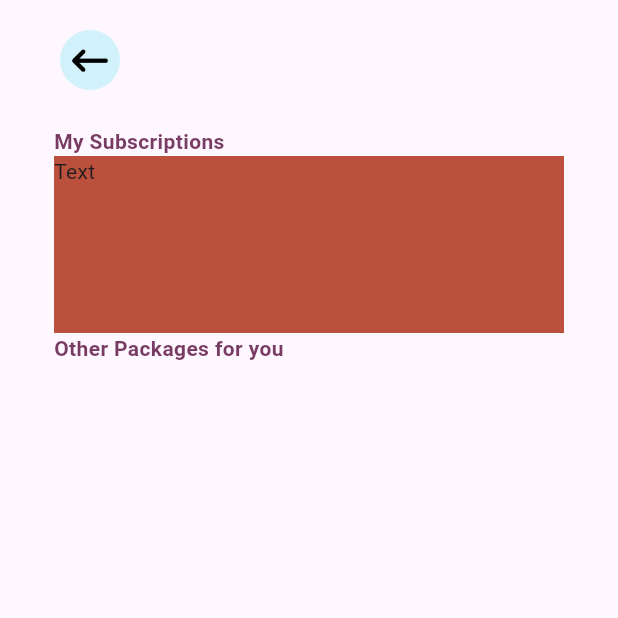
After one commit to ogomaemmanuel/panacare, a Flutter app: the HomePage screen opened directly, in the side drawer, after a tap on "My Subscriptions", on a phone screen of 412 x 824 dp, the top half of it. The commit adds this screen. Run offline on Flutter 3.47's test engine with Material 3 defaults, Android fonts, the phone set to English and light mode, and no system bars; our stand-ins replace font_awesome_flutter, google_fonts, pinput, table_calendar; missing offline and left inert: dart:ffi.

Commit message:
Minor changes on user Subscriptions page

```diff
--- a/lib/home/side_navbar.dart
+++ b/lib/home/side_navbar.dart
@@ -2,6 +2,8 @@ import 'package:flutter/cupertino.dart';
 import 'package:flutter/material.dart';
 import 'package:flutter/widgets.dart';
 import 'package:panacare/help/help_feedback.dart';
+
+import '../subscription/user_subscriptions.dart';
 
 class SideNavBar extends StatelessWidget {
   @override
@@ -65,10 +67,14 @@ class SideNavBar extends StatelessWidget {
             title: Text("Profile"),
           ),
           ListTile(
+            onTap: () => {
+              Navigator.push(context,
+                  MaterialPageRoute(builder: (context) => const UserSubscriptionsPage()))
+            },
             leading: Icon(Icons.credit_card),
             title: Text("My Subscriptions"),
           ),
-          ListTile(
+          const ListTile(
             leading: Icon(Icons.calendar_month_outlined),
             title: Text("Appointments"),
           ),
--- /dev/null
+++ b/lib/subscription/user_subscriptions.dart
@@ -0,0 +1,59 @@
+import 'package:flutter/cupertino.dart';
+import 'package:flutter/material.dart';
+import 'package:font_awesome_flutter/font_awesome_flutter.dart';
+
+class UserSubscriptionsPage extends StatefulWidget {
+  const UserSubscriptionsPage({super.key});
+
+  @override
+  State<StatefulWidget> createState() {
+    return _UserSubscriptionsPageState();
+  }
+}
+
+class _UserSubscriptionsPageState extends State<UserSubscriptionsPage> {
+  @override
+  Widget build(BuildContext context) {
+    return (Scaffold(
+        body: Padding(
+      padding: const EdgeInsets.only(left: 36.0, right: 36.0, top: 16),
+      child: Column(
+        crossAxisAlignment: CrossAxisAlignment.start,
+        children: [
+          Row(
+            children: [
+              Padding(
+                  padding: const EdgeInsets.only(bottom: 20.0),
+                  child: IconButton(
+                    style: IconButton.styleFrom(
+                        foregroundColor:
+                            const HSLColor.fromAHSL(1.0, 0, 0, 0).toColor(),
+                        backgroundColor:
+                            const HSLColor.fromAHSL(1.0, 192.0, 0.82, 0.90)
+                                .toColor()),
+                    onPressed: () => {},
+                    icon: const FaIcon(FontAwesomeIcons.arrowLeftLong),
+                  ))
+            ],
+          ),
+          const Text("My Subscriptions",
+              textAlign: TextAlign.start,
+              style: TextStyle(
+                  color: Color.fromRGBO(120, 59, 99, 1),
+                  fontWeight: FontWeight.w600)),
+          Container(
+            width: double.infinity,
+            height: 118,
+            color: const Color.fromRGBO(187, 80, 60, 1),
+            child: const Text("Text"),
+          ),
+          const Text("Other Packages for you",
+              textAlign: TextAlign.start,
+              style: TextStyle(
+                  color: Color.fromRGBO(120, 59, 99, 1),
+                  fontWeight: FontWeight.w600))
+        ],
+      ),
+    )));
+  }
+}
```
Also changed, not shown: lib/help/help_feedback.dart (+23 -25 lines).
